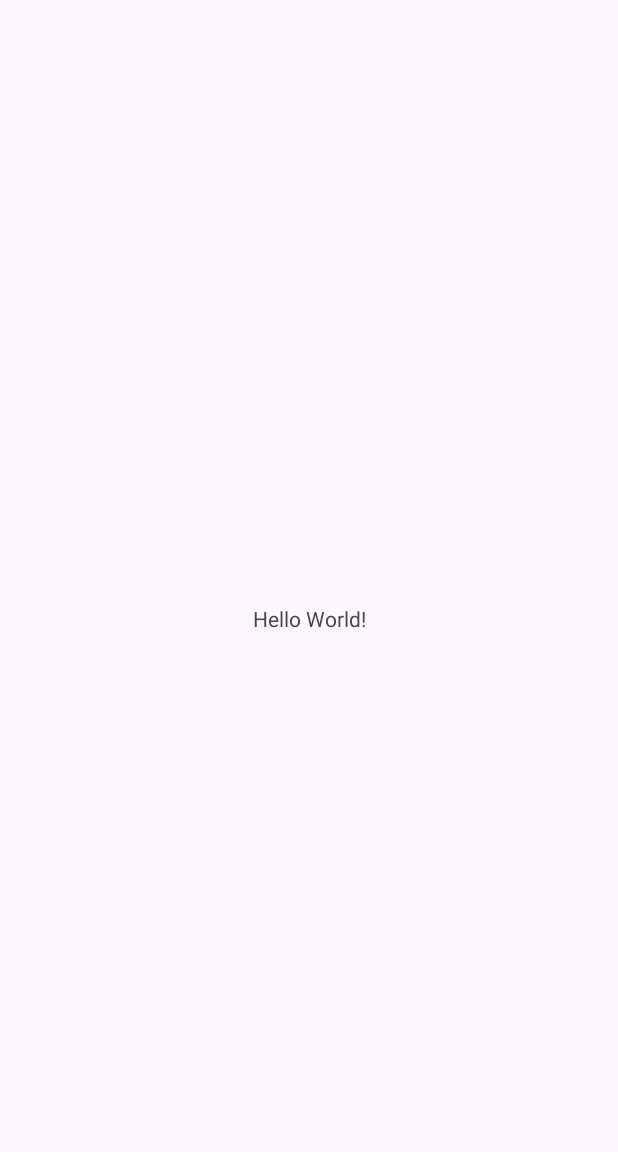
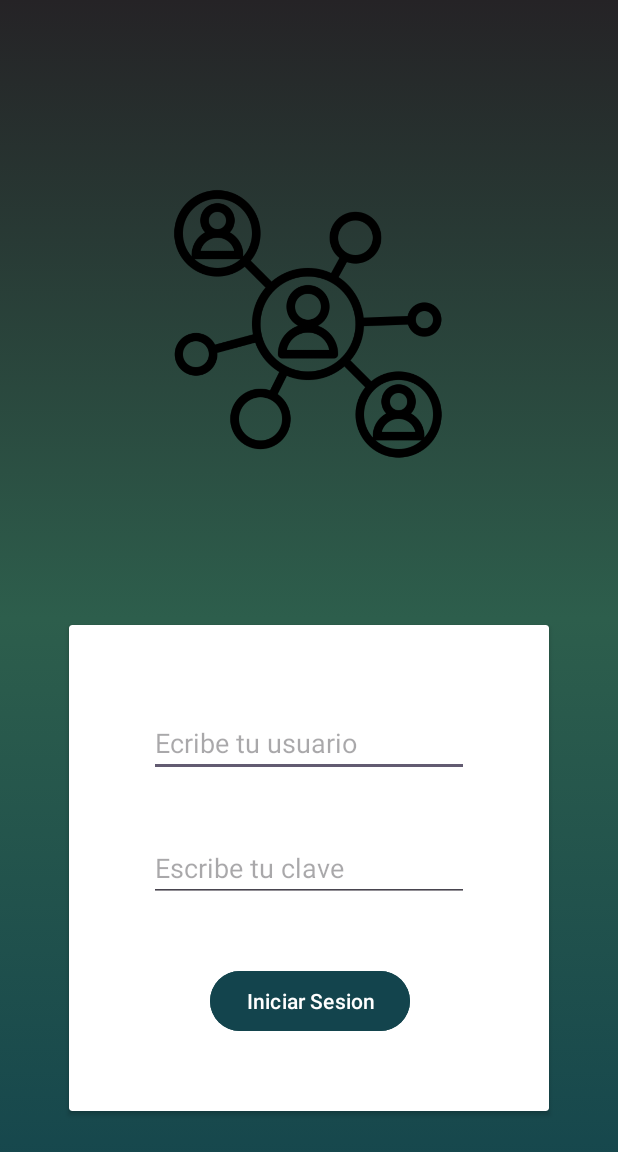
Before and after one commit to YercoCodeGreen/ProyectoAgendaContactosEniac, an Android app: the screen it shows after launch (MainActivity), on a phone screen of 412 x 824 dp. Before the commit the part shown is almost empty. Shown: the top 1152 px of the screen. Run offline under Robolectric (Android 15) with nearby library versions, the phone set to English and light mode, and no system bars.

Commit message:
Implementacion de Login

```diff
--- /dev/null
+++ b/app/src/main/res/drawable/gradient.xml
@@ -0,0 +1,14 @@
+<?xml version="1.0" encoding="utf-8"?>
+<selector xmlns:android="http://schemas.android.com/apk/res/android">
+    <item>
+        <shape>
+            <gradient
+                android:startColor = "#13444d"
+                android:centerColor = "#2d5e4c"
+                android:endColor = "#252326"
+                android:angle="90"/>
+            <corners
+                android:radius="0dp"/>
+        </shape>
+    </item>
+</selector>
--- a/app/src/main/res/layout/activity_main.xml
+++ b/app/src/main/res/layout/activity_main.xml
@@ -4,15 +4,71 @@
     xmlns:tools="http://schemas.android.com/tools"
     android:layout_width="match_parent"
     android:layout_height="match_parent"
+    android:background="@drawable/gradient"
     tools:context=".MainActivity">
 
-    <TextView
-        android:layout_width="wrap_content"
-        android:layout_height="wrap_content"
-        android:text="Hello World!"
+    <ImageView
+        android:id="@+id/imageView"
+        android:layout_width="184dp"
+        android:layout_height="233dp"
+        app:layout_constraintBottom_toBottomOf="parent"
+        app:layout_constraintEnd_toEndOf="parent"
+        app:layout_constraintHorizontal_bias="0.497"
+        app:layout_constraintStart_toStartOf="parent"
+        app:layout_constraintTop_toTopOf="parent"
+        app:layout_constraintVertical_bias="0.168"
+        app:srcCompat="@drawable/comunidades" />
+
+    <androidx.cardview.widget.CardView
+        android:layout_width="320dp"
+        android:layout_height="324dp"
         app:layout_constraintBottom_toBottomOf="parent"
         app:layout_constraintEnd_toEndOf="parent"
         app:layout_constraintStart_toStartOf="parent"
-        app:layout_constraintTop_toTopOf="parent" />
+        app:layout_constraintTop_toBottomOf="@+id/imageView" >
 
+        <androidx.constraintlayout.widget.ConstraintLayout
+            android:layout_width="match_parent"
+            android:layout_height="match_parent">
+
+            <EditText
+                android:id="@+id/tbUser"
+                android:layout_width="wrap_content"
+                android:layout_height="wrap_content"
+                android:ems="10"
+                android:hint="Ecribe tu usuario"
+                android:inputType="text"
+                app:layout_constraintBottom_toBottomOf="parent"
+                app:layout_constraintEnd_toEndOf="parent"
+                app:layout_constraintStart_toStartOf="parent"
+                app:layout_constraintTop_toTopOf="parent"
+                app:layout_constraintVertical_bias="0.2" />
+
+            <EditText
+                android:id="@+id/tbPass"
+                android:layout_width="wrap_content"
+                android:layout_height="wrap_content"
+                android:ems="10"
+                android:hint="Escribe tu clave"
+                android:inputType="textPassword"
+                app:layout_constraintBottom_toBottomOf="parent"
+                app:layout_constraintEnd_toEndOf="parent"
+                app:layout_constraintStart_toStartOf="parent"
+                app:layout_constraintTop_toTopOf="parent" />
+
+            <Button
+                android:id="@+id/btnLogin"
+                android:layout_width="wrap_content"
+                android:layout_height="wrap_content"
+                android:backgroundTint="#13444d"
+                android:text="Iniciar Sesion"
+                app:layout_constraintBottom_toBottomOf="parent"
+                app:layout_constraintEnd_toEndOf="parent"
+                app:layout_constraintHorizontal_bias="0.502"
+                app:layout_constraintStart_toStartOf="parent"
+                app:layout_constraintTop_toTopOf="parent"
+                app:layout_constraintVertical_bias="0.822" />
+
+        </androidx.constraintlayout.widget.ConstraintLayout>
+    </androidx.cardview.widget.CardView>
 </androidx.constraintlayout.widget.ConstraintLayout>
--- a/build.gradle.kts
+++ b/build.gradle.kts
@@ -1,4 +1,4 @@
 // Top-level build file where you can add configuration options common to all sub-projects/modules.
 plugins {
-    id("com.android.application") version "8.2.1" apply false
+    id("com.android.application") version "8.5.1" apply false
 }
```
Also changed, not shown: app/src/main/res/drawable/comunidades.png (added), gradle/wrapper/gradle-wrapper.properties.
